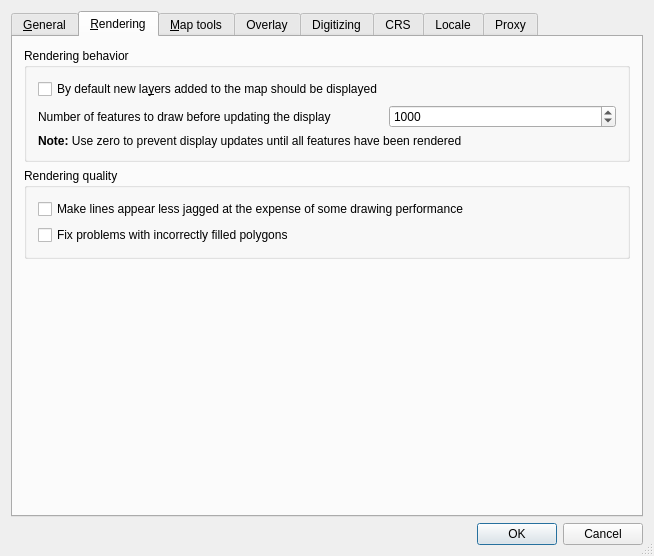
First picture: the form in qgis/src/ui/qgsoptionsbase.ui, repository sourcepole/qgis, before the edit.
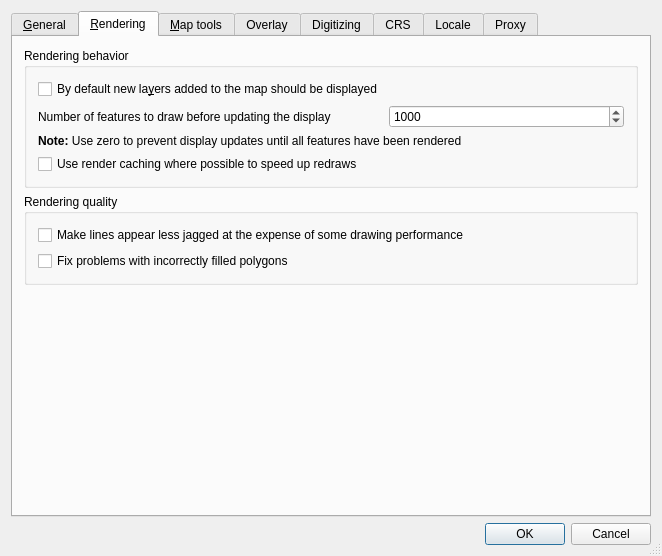
Second picture: the form after the edit. The open tabs and pages were chosen to show the change. Icons and pictures are not drawn. Custom widgets are drawn as their Qt base class.

Commit message: [FEATURE] Applied patch from #1974 to enable render caching capability in QGIS. This speeds up common operations such as layer re-ordering, changing symbology, WMS / WFS client, hiding / showing layers and opens the door for future enhancements such as threaded rendering and pre-compositing layer cache manipulation.

The edit to the form file:
```diff
--- a/qgis/src/ui/qgsoptionsbase.ui
+++ b/qgis/src/ui/qgsoptionsbase.ui
@@ -321,6 +321,13 @@
             </property>
            </widget>
           </item>
+          <item row="3" column="0" colspan="2" >
+           <widget class="QCheckBox" name="chkUseRenderCaching" >
+            <property name="text" >
+             <string>Use render caching where possible to speed up redraws</string>
+            </property>
+           </widget>
+          </item>
          </layout>
         </widget>
        </item>
@@ -369,8 +376,8 @@
          </property>
          <property name="sizeHint" >
           <size>
-           <width>20</width>
-           <height>40</height>
+           <width>614</width>
+           <height>111</height>
           </size>
          </property>
         </spacer>
```
Left out of the diff: 39 changed lines with no effect on the pictures. The commit also changes 13 other files.
